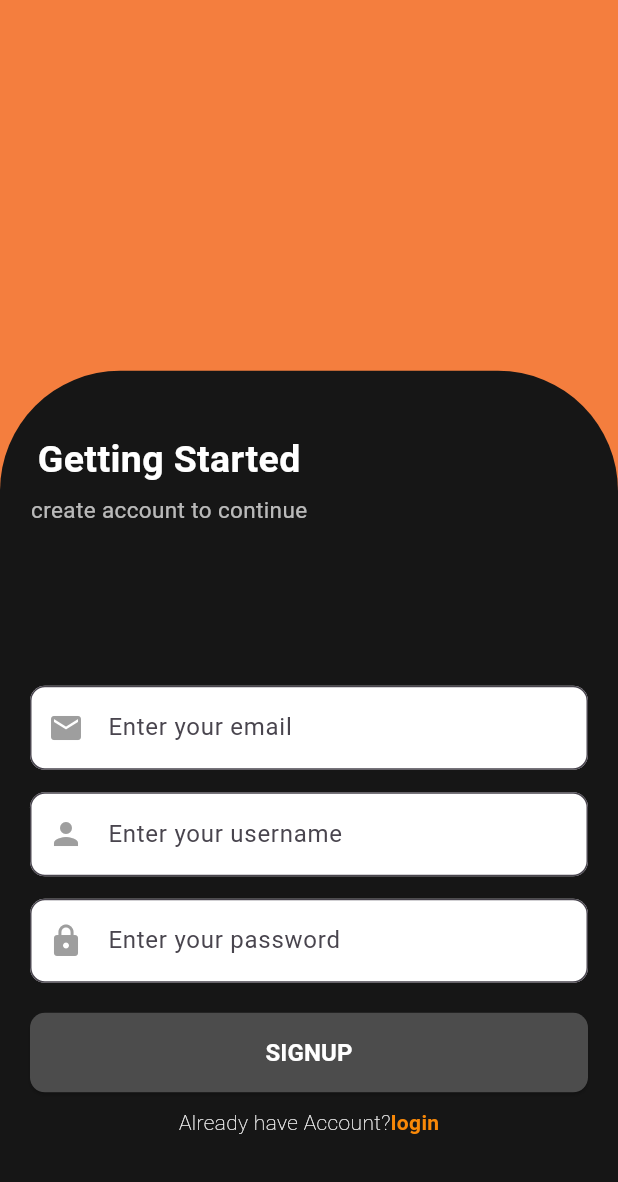
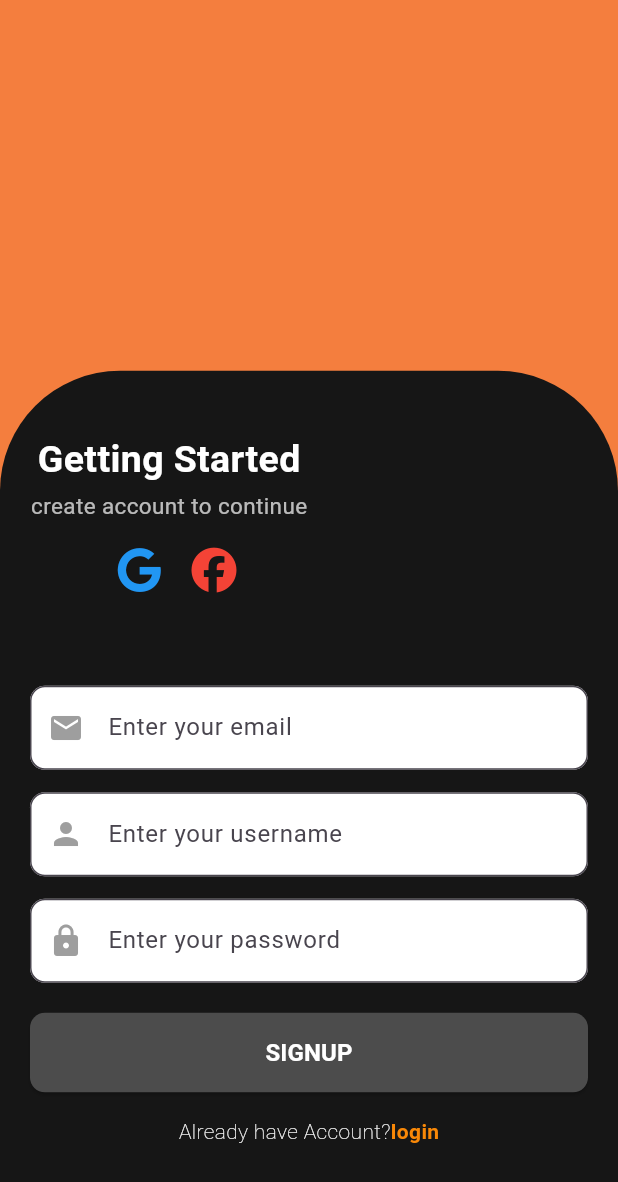
Before and after one commit to Akshra-123/FoodieFreaks, a Flutter app: the Signup screen opened directly, on a phone screen of 412 x 824 dp. Shown: the top 1182 px of the screen. Run offline on Flutter 3.47's test engine with Material 3 defaults, Android fonts, the phone set to English and light mode, and no system bars; our stand-ins replace font_awesome_flutter, salomon_bottom_bar.

Commit message:
`Updated Signup widget with social media login buttons and minor layout adjustments`

```diff
--- a/lib/Signup.dart
+++ b/lib/Signup.dart
@@ -67,10 +67,10 @@ class Signup extends StatelessWidget {
 
                     const SizedBox(height: 15),
                     TextField(
-
                       obscureText: true,
                       decoration: InputDecoration(
-                        prefixIcon: const Icon(Icons.person, color: Colors.grey),
+                        prefixIcon:
+                            const Icon(Icons.person, color: Colors.grey),
                         hintText: "Enter your username",
                         filled: true,
                         fillColor: Colors.white,
@@ -119,27 +119,30 @@ class Signup extends StatelessWidget {
                       ),
                     ),
 
-                    const SizedBox(height: 10),
+                    const SizedBox(height: 16),
 
                     // Signup Link
 
-
                     Center(
                       child: Row(
-                        mainAxisSize: MainAxisSize.min, // Makes the row take only necessary space
-        mainAxisAlignment: MainAxisAlignment.center, // Centers the children inside the row
+                        mainAxisSize: MainAxisSize
+                            .min, // Makes the row take only necessary space
+                        mainAxisAlignment: MainAxisAlignment
+                            .center, // Centers the children inside the row
                         children: [
-                          Text("Already have Account?",
-                          style: TextStyle(color: Colors.white, fontWeight:FontWeight.w100),
+                          Text(
+                            "Already have Account?",
+                            style: TextStyle(
+                                color: Colors.white,
+                                fontWeight: FontWeight.w100),
                             textAlign: TextAlign.center,
-
-
                           ),
                           GestureDetector(
                             onTap: () {
                               Navigator.push(
                                 context,
-    MaterialPageRoute(builder: (context) => login()),
+                                MaterialPageRoute(
+                                    builder: (context) => login()),
                               );
                             },
                             child: const Text(
@@ -147,7 +150,6 @@ class Signup extends StatelessWidget {
                               style: TextStyle(
                                 color: Color.fromARGB(255, 249, 136, 7),
                                 fontWeight: FontWeight.bold,
-
                               ),
                               textAlign: TextAlign.center,
                             ),
@@ -167,7 +169,7 @@ class Signup extends StatelessWidget {
             left: MediaQuery.of(context).size.width * 0.05, // 5% from the left
 
             child: Column(
-              children: const [
+              children: [
                 Text(
                   "Getting Started",
                   style: TextStyle(
@@ -176,13 +178,41 @@ class Signup extends StatelessWidget {
                     color: Colors.white,
                   ),
                 ),
-                SizedBox(height: 5),
+                SizedBox(height: 2),
                 Text(
                   "create account to continue",
                   style: TextStyle(
                     fontSize: 15,
                     color: Colors.white70,
                   ),
+                ),
+                SizedBox(height: 9),
+                Row(
+                     mainAxisAlignment: MainAxisAlignment.start,
+                      children: [
+                       const SizedBox(width: 10),
+                        IconButton(
+                          onPressed: () {
+                            print('Facebook clicked');
+                          },
+                          icon: FaIcon(
+                            FontAwesomeIcons.google,
+                            size: 30,
+                            color: Colors.blue,
+                          ),
+                        ),
+                        const SizedBox(width: 2),
+                        IconButton(
+                          onPressed: () {
+                            print('Google clicked');
+                          },
+                          icon: FaIcon(
+                            FontAwesomeIcons.facebook,
+                            size: 30,
+                            color: Colors.red,
+                          ),
+                        ),
+                      ],
                     ),
               ],
             ),
--- a/pubspec.yaml
+++ b/pubspec.yaml
@@ -12,7 +12,7 @@ dependencies:
     sdk: flutter
   cupertino_icons: ^1.0.6
   salomon_bottom_bar: ^3.3.2
-  font_awesome_flutter: ^10.7.0  # Updated to the latest version
+  font_awesome_flutter: ^10.8.0  # Updated to the latest version
 dev_dependencies:
   flutter_test:
     sdk: flutter
```
Lines whose indentation alone changed are shown as unchanged.
